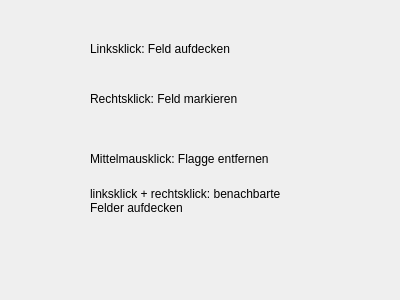
JenniferRied/Minesweeper, file Minesweeper/hilfe.ui: the form before one commit.
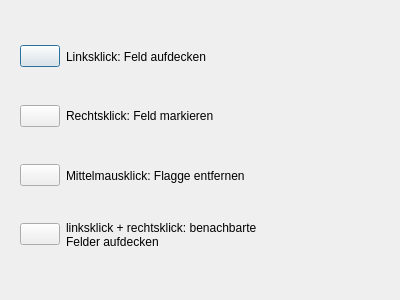
The form after the commit.

What changed in the file:
```diff
--- a/Minesweeper/hilfe.ui
+++ b/Minesweeper/hilfe.ui
@@ -19,45 +19,6 @@
   <property name="windowTitle">
    <string>Hilfe</string>
   </property>
-  <widget class="QLabel" name="linksklick_label">
-   <property name="geometry">
-    <rect>
-     <x>90</x>
-     <y>40</y>
-     <width>281</width>
-     <height>17</height>
-    </rect>
-   </property>
-   <property name="text">
-    <string>Linksklick: Feld aufdecken</string>
-   </property>
-  </widget>
-  <widget class="QLabel" name="rechtsklick_label">
-   <property name="geometry">
-    <rect>
-     <x>90</x>
-     <y>90</y>
-     <width>191</width>
-     <height>17</height>
-    </rect>
-   </property>
-   <property name="text">
-    <string>Rechtsklick: Feld markieren</string>
-   </property>
-  </widget>
-  <widget class="QLabel" name="mitte_label">
-   <property name="geometry">
-    <rect>
-     <x>90</x>
-     <y>150</y>
-     <width>251</width>
-     <height>17</height>
-    </rect>
-   </property>
-   <property name="text">
-    <string>Mittelmausklick: Flagge entfernen</string>
-   </property>
-  </widget>
   <widget class="QDialogButtonBox" name="ok_button">
    <property name="geometry">
     <rect>
@@ -68,21 +29,144 @@
     </rect>
    </property>
   </widget>
-  <widget class="QLabel" name="label">
+  <widget class="QWidget" name="verticalLayoutWidget">
    <property name="geometry">
     <rect>
-     <x>90</x>
-     <y>180</y>
-     <width>271</width>
-     <height>41</height>
+     <x>20</x>
+     <y>30</y>
+     <width>341</width>
+     <height>231</height>
     </rect>
    </property>
-   <property name="text">
-    <string>linksklick + rechtsklick: benachbarte                 Felder aufdecken</string>
-   </property>
-   <property name="wordWrap">
-    <bool>true</bool>
-   </property>
+   <layout class="QVBoxLayout" name="verticalLayout">
+    <item>
+     <layout class="QHBoxLayout" name="horizontalLayout_4">
+      <item>
+       <widget class="QPushButton" name="links_button">
+        <property name="text">
+         <string/>
+        </property>
+       </widget>
+      </item>
+      <item>
+       <widget class="QLabel" name="linksklick_label">
+        <property name="text">
+         <string>Linksklick: Feld aufdecken</string>
+        </property>
+       </widget>
+      </item>
+      <item>
+       <spacer name="horizontalSpacer">
+        <property name="orientation">
+         <enum>Qt::Horizontal</enum>
+        </property>
+        <property name="sizeHint" stdset="0">
+         <size>
+          <width>40</width>
+          <height>20</height>
+         </size>
+        </property>
+       </spacer>
+      </item>
+     </layout>
+    </item>
+    <item>
+     <layout class="QHBoxLayout" name="horizontalLayout_3">
+      <item>
+       <widget class="QPushButton" name="rechts_button">
+        <property name="text">
+         <string/>
+        </property>
+       </widget>
+      </item>
+      <item>
+       <widget class="QLabel" name="rechtsklick_label">
+        <property name="text">
+         <string>Rechtsklick: Feld markieren</string>
+        </property>
+       </widget>
+      </item>
+      <item>
+       <spacer name="horizontalSpacer_2">
+        <property name="orientation">
+         <enum>Qt::Horizontal</enum>
+        </property>
+        <property name="sizeHint" stdset="0">
+         <size>
+          <width>40</width>
+          <height>20</height>
+         </size>
+        </property>
+       </spacer>
+      </item>
+     </layout>
+    </item>
+    <item>
+     <layout class="QHBoxLayout" name="horizontalLayout">
+      <item>
+       <widget class="QPushButton" name="Mitte_button">
+        <property name="text">
+         <string/>
+        </property>
+       </widget>
+      </item>
+      <item>
+       <widget class="QLabel" name="mitte_label">
+        <property name="text">
+         <string>Mittelmausklick: Flagge entfernen</string>
+        </property>
+       </widget>
+      </item>
+      <item>
+       <spacer name="horizontalSpacer_3">
+        <property name="orientation">
+         <enum>Qt::Horizontal</enum>
+        </property>
+        <property name="sizeHint" stdset="0">
+         <size>
+          <width>40</width>
+          <height>20</height>
+         </size>
+        </property>
+       </spacer>
+      </item>
+     </layout>
+    </item>
+    <item>
+     <layout class="QHBoxLayout" name="horizontalLayout_2">
+      <item>
+       <widget class="QPushButton" name="beide_button">
+        <property name="text">
+         <string/>
+        </property>
+       </widget>
+      </item>
+      <item>
+       <widget class="QLabel" name="label">
+        <property name="text">
+         <string>linksklick + rechtsklick: benachbarte                 Felder aufdecken</string>
+        </property>
+        <property name="wordWrap">
+         <bool>true</bool>
+        </property>
+       </widget>
+      </item>
+      <item>
+       <spacer name="horizontalSpacer_4">
+        <property name="orientation">
+         <enum>Qt::Horizontal</enum>
+        </property>
+        <property name="sizeHint" stdset="0">
+         <size>
+          <width>40</width>
+          <height>20</height>
+         </size>
+        </property>
+       </spacer>
+      </item>
+     </layout>
+    </item>
+   </layout>
   </widget>
  </widget>
  <resources/>
```
